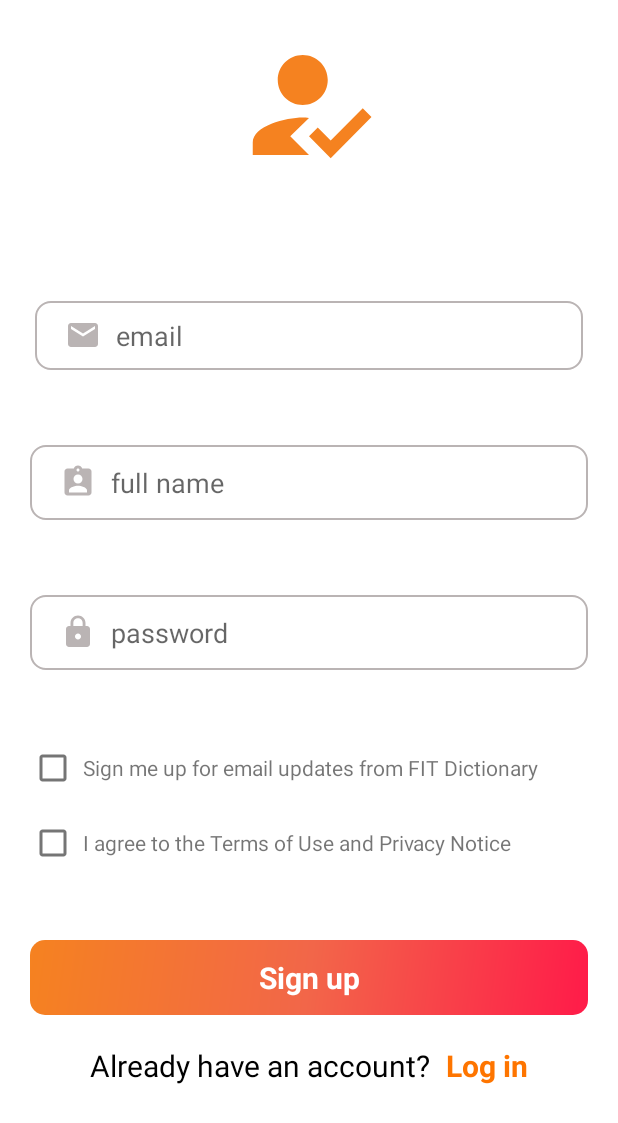
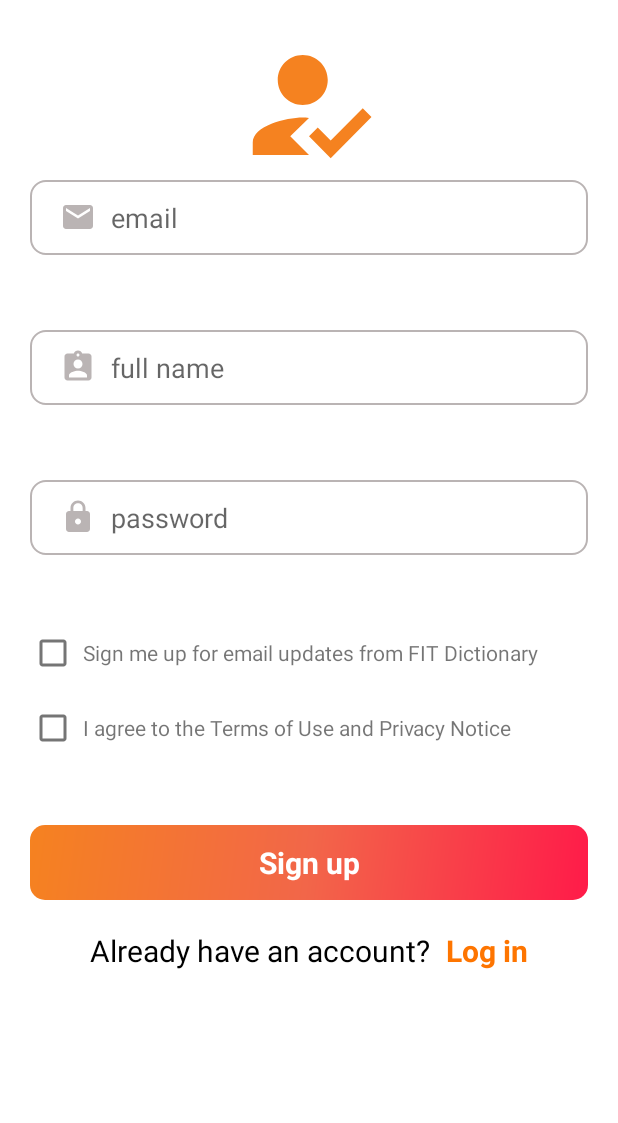
Before and after one commit to phuongxinhgai8788/FitDictionary, an Android app: the fragment RegisterFragment shown on its own in the app's theme, on a phone screen of 412 x 824 dp. Shown: the top 1123 px of the screen. Run offline under Robolectric (Android 15) with nearby library versions, the phone set to English and light mode, and no system bars; 2 statements that could not run were skipped.

Commit message:
change UI in register screen

```diff
--- a/app/src/main/res/layout/fragment_register.xml
+++ b/app/src/main/res/layout/fragment_register.xml
@@ -5,37 +5,36 @@
     android:id="@+id/frameLayout3"
     android:layout_width="match_parent"
     android:layout_height="match_parent"
+    tools:context=".login_screen.LoginFragment">
+    <ScrollView
+        android:layout_width="match_parent"
+        android:layout_height="match_parent">
+        <androidx.constraintlayout.widget.ConstraintLayout
+            android:layout_width="match_parent"
             android:padding="20dp"
-    tools:context=".login_screen.LoginFragment">
 
+            android:layout_height="match_parent">
             <ImageView
+                android:id="@+id/image_signup"
                 android:layout_width="match_parent"
                 android:layout_height="100dp"
-            android:id="@+id/image_signup"
                 app:layout_constraintEnd_toEndOf="parent"
                 app:layout_constraintStart_toStartOf="parent"
                 app:layout_constraintTop_toTopOf="parent"
                 app:srcCompat="@drawable/ic_baseline_how_to_reg_24" />
-    <ScrollView
-        android:layout_width="match_parent"
-        android:layout_height="wrap_content"
-        android:id="@+id/scroll_view_register"
-        app:layout_constraintStart_toStartOf="parent"
-        app:layout_constraintEnd_toEndOf="parent"
-        app:layout_constraintTop_toBottomOf="@+id/image_signup"
-        app:layout_constraintBottom_toBottomOf="parent">
+
             <androidx.constraintlayout.widget.ConstraintLayout
                 android:layout_width="match_parent"
                 android:layout_height="wrap_content"
+                app:layout_constraintBottom_toBottomOf="parent"
+                app:layout_constraintEnd_toEndOf="parent"
                 app:layout_constraintStart_toStartOf="parent"
-        app:layout_constraintEnd_toEndOf="parent"
-        app:layout_constraintTop_toTopOf="@+id/image_signup"
-        app:layout_constraintBottom_toBottomOf="parent">
+                app:layout_constraintTop_toBottomOf="@+id/image_signup">
 
                 <EditText
                     android:id="@+id/email_address_et_signup"
-            android:layout_width="365dp"
-            android:layout_height="46dp"
+                    android:layout_width="match_parent"
+                    android:layout_height="50dp"
                     android:background="@drawable/background"
                     android:drawableStart="@drawable/ic_baseline_email_24"
                     android:drawablePadding="10dp"
@@ -47,97 +46,101 @@
                     app:layout_constraintTop_toTopOf="parent" />
 
                 <TextView
+                    android:id="@+id/alert_email_signup"
                     android:layout_width="wrap_content"
                     android:layout_height="wrap_content"
-        android:id="@+id/alert_email_signup"
+                    android:layout_marginTop="10dp"
                     android:textColor="@color/red"
                     android:textSize="15sp"
                     android:textStyle="italic"
-        android:layout_marginTop="10dp"
+                    app:layout_constraintEnd_toEndOf="parent"
                     app:layout_constraintStart_toStartOf="parent"
-        app:layout_constraintEnd_toEndOf="parent"
-        app:layout_constraintTop_toBottomOf="@+id/email_address_et_signup"
-        />
+                    app:layout_constraintTop_toBottomOf="@+id/email_address_et_signup" />
+
                 <EditText
+                    android:id="@+id/full_name_et_signup"
                     android:layout_width="match_parent"
                     android:layout_height="50dp"
-        android:id="@+id/full_name_et_signup"
-        app:layout_constraintStart_toStartOf="parent"
-        app:layout_constraintEnd_toEndOf="parent"
-        app:layout_constraintTop_toBottomOf="@+id/email_address_et_signup"
                     android:layout_marginTop="50dp"
-        android:hint="full name"
+                    android:background="@drawable/background"
                     android:drawableStart="@drawable/ic_baseline_assignment_ind_24"
                     android:drawablePadding="10dp"
+                    android:hint="full name"
                     android:paddingLeft="20dp"
-        android:background="@drawable/background" />
+                    app:layout_constraintEnd_toEndOf="parent"
+                    app:layout_constraintStart_toStartOf="parent"
+                    app:layout_constraintTop_toBottomOf="@+id/email_address_et_signup" />
 
                 <androidx.constraintlayout.widget.ConstraintLayout
                     android:id="@+id/password_space_signup"
                     android:layout_width="match_parent"
                     android:layout_height="50dp"
                     android:layout_marginTop="50dp"
+                    app:layout_constraintEnd_toEndOf="parent"
                     app:layout_constraintStart_toStartOf="parent"
-        app:layout_constraintEnd_toEndOf="parent"
                     app:layout_constraintTop_toBottomOf="@+id/full_name_et_signup">
+
                     <EditText
+                        android:id="@+id/password_et_signup"
                         android:layout_width="match_parent"
                         android:layout_height="50dp"
-            android:id="@+id/password_et_signup"
-            android:inputType="textPassword"
-            app:layout_constraintStart_toStartOf="parent"
-            app:layout_constraintBottom_toBottomOf="parent"
-            app:layout_constraintEnd_toStartOf="@+id/see_pass_login"
+                        android:background="@drawable/background"
                         android:drawableStart="@drawable/ic_baseline_lock_24"
                         android:drawablePadding="10dp"
                         android:hint="password"
+                        android:inputType="textPassword"
                         android:paddingLeft="20dp"
-            android:background="@drawable/background"/>
+                        app:layout_constraintBottom_toBottomOf="parent"
+                        app:layout_constraintEnd_toStartOf="@+id/see_pass_login"
+                        app:layout_constraintStart_toStartOf="parent" />
+
                     <ImageView
+                        android:id="@+id/see_pass_login"
                         android:layout_width="30dp"
                         android:layout_height="30dp"
-            android:id="@+id/see_pass_login"
                         android:paddingRight="10dp"
-            app:layout_constraintTop_toTopOf="parent"
                         app:layout_constraintBottom_toBottomOf="parent"
-            app:layout_constraintEnd_toEndOf="parent"/>
+                        app:layout_constraintEnd_toEndOf="parent"
+                        app:layout_constraintTop_toTopOf="parent" />
                 </androidx.constraintlayout.widget.ConstraintLayout>
+
                 <TextView
+                    android:id="@+id/alert_password_signup"
                     android:layout_width="wrap_content"
                     android:layout_height="wrap_content"
+                    android:layout_marginTop="10dp"
                     android:textColor="@color/red"
                     android:textSize="15sp"
                     android:textStyle="italic"
+                    app:layout_constraintEnd_toEndOf="@+id/password_space_signup"
                     app:layout_constraintStart_toStartOf="@+id/password_space_signup"
-        app:layout_constraintTop_toBottomOf="@+id/password_space_signup"
-        app:layout_constraintEnd_toEndOf="@+id/password_space_signup"
-        android:layout_marginTop="10dp"
-        android:id="@+id/alert_password_signup"/>
+                    app:layout_constraintTop_toBottomOf="@+id/password_space_signup" />
 
                 <CheckBox
                     android:id="@+id/checkbox_email_updates_sign_up"
                     android:layout_width="30dp"
                     android:layout_height="30dp"
-        app:layout_constraintTop_toBottomOf="@+id/password_space_signup"
+                    android:layout_marginTop="50dp"
                     app:layout_constraintStart_toStartOf="@+id/password_space_signup"
-        android:layout_marginTop="50dp" />
+                    app:layout_constraintTop_toBottomOf="@+id/password_space_signup" />
+
                 <TextView
+                    android:id="@+id/sign_me_up_for_email_updates"
                     android:layout_width="wrap_content"
                     android:layout_height="wrap_content"
-        app:layout_constraintStart_toEndOf="@+id/checkbox_email_updates_sign_up"
                     android:layout_marginStart="5dp"
                     android:text="@string/sign_me_up_for_email_updates"
-        app:layout_constraintTop_toTopOf="@+id/checkbox_email_updates_sign_up"
                     app:layout_constraintBottom_toBottomOf="@+id/checkbox_email_updates_sign_up"
-        android:id="@+id/sign_me_up_for_email_updates"/>
+                    app:layout_constraintStart_toEndOf="@+id/checkbox_email_updates_sign_up"
+                    app:layout_constraintTop_toTopOf="@+id/checkbox_email_updates_sign_up" />
 
                 <CheckBox
+                    android:id="@+id/checkbox_agreement_sign_up"
                     android:layout_width="30dp"
                     android:layout_height="30dp"
+                    android:layout_marginTop="20dp"
                     app:layout_constraintStart_toStartOf="parent"
-        app:layout_constraintTop_toBottomOf="@+id/checkbox_email_updates_sign_up"
-        android:layout_marginTop="20dp"
-        android:id="@+id/checkbox_agreement_sign_up"/>
+                    app:layout_constraintTop_toBottomOf="@+id/checkbox_email_updates_sign_up" />
 
                 <TextView
                     android:id="@+id/textView"
@@ -145,9 +148,10 @@
                     android:layout_height="wrap_content"
                     android:layout_marginStart="5dp"
                     android:text="@string/I_agree_to_the_terms_of_use"
+                    app:layout_constraintBottom_toBottomOf="@+id/checkbox_agreement_sign_up"
                     app:layout_constraintStart_toEndOf="@+id/checkbox_agreement_sign_up"
-        app:layout_constraintTop_toTopOf="@+id/checkbox_agreement_sign_up"
-        app:layout_constraintBottom_toBottomOf="@+id/checkbox_agreement_sign_up"/>
+                    app:layout_constraintTop_toTopOf="@+id/checkbox_agreement_sign_up" />
+
                 <androidx.constraintlayout.widget.ConstraintLayout
                     android:id="@+id/signup_btn"
                     android:layout_width="match_parent"
@@ -173,10 +177,11 @@
                 <androidx.constraintlayout.widget.ConstraintLayout
                     android:layout_width="wrap_content"
                     android:layout_height="wrap_content"
+                    android:layout_marginTop="20dp"
+                    app:layout_constraintEnd_toEndOf="parent"
                     app:layout_constraintStart_toStartOf="parent"
-            app:layout_constraintEnd_toEndOf="parent"
-            app:layout_constraintTop_toBottomOf="@+id/signup_btn"
-        android:layout_marginTop="20dp">
+                    app:layout_constraintTop_toBottomOf="@+id/signup_btn">
+
                     <TextView
                         android:id="@+id/createAccess"
                         android:layout_width="wrap_content"
@@ -185,7 +190,7 @@
                         android:textColor="@color/black"
                         android:textSize="20sp"
                         app:layout_constraintStart_toStartOf="parent"
-            app:layout_constraintTop_toTopOf="parent"/>
+                        app:layout_constraintTop_toTopOf="parent" />
 
                     <TextView
                         android:id="@+id/login_switch"
@@ -200,5 +205,8 @@
                         app:layout_constraintTop_toTopOf="parent" />
                 </androidx.constraintlayout.widget.ConstraintLayout>
             </androidx.constraintlayout.widget.ConstraintLayout>
+        </androidx.constraintlayout.widget.ConstraintLayout>
     </ScrollView>
+
+
 </androidx.constraintlayout.widget.ConstraintLayout>
```
Lines whose indentation alone changed are shown as unchanged.
